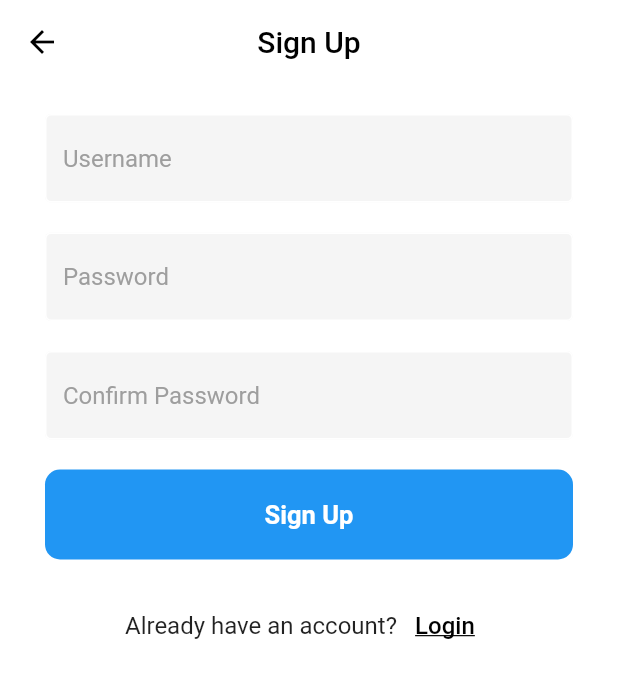
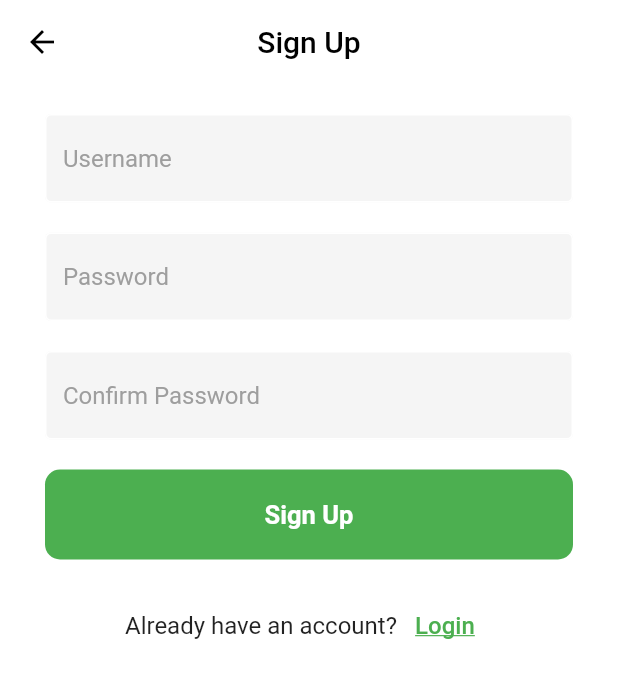
Before and after one commit to michaellay19/BEBAS_UAS, a Flutter app: the screen it shows after launch, after a tap on "Sign up", on a phone screen of 412 x 824 dp. Shown: the top 678 px of the screen. Run offline on Flutter 3.47's test engine with Material 2 defaults, Android fonts, the phone set to English and light mode, and no system bars.

Commit message:
Mengubah tema

```diff
--- a/lib/login.dart
+++ b/lib/login.dart
@@ -98,7 +98,7 @@ class _LoginPageState extends State<LoginPage> {
                 children: [
                   Text(
                     'Forgot Password?',
-                    style: TextStyle(color: Colors.grey[700]),
+                    style: TextStyle(color: Colors.green),
                   )
                 ],
               ),
@@ -151,7 +151,7 @@ class _LoginPageState extends State<LoginPage> {
                 padding: const EdgeInsets.all(20),
                 margin: const EdgeInsets.symmetric(horizontal: 30),
                 decoration: BoxDecoration(
-                  color: Colors.blue,
+                  color: Colors.green,
                   borderRadius: BorderRadius.circular(10),
                 ),
                 child: Center(
@@ -189,7 +189,7 @@ class _LoginPageState extends State<LoginPage> {
                     'Sign up',
                     style: TextStyle(
                       fontSize: 16,
-                      color: Colors.black,
+                      color: Colors.green,
                       decoration: TextDecoration.underline,
                     ),
                   ),
--- a/lib/register.dart
+++ b/lib/register.dart
@@ -129,7 +129,7 @@ class _RegisterPageState extends State<RegisterPage> {
                 padding: const EdgeInsets.all(20),
                 margin: const EdgeInsets.symmetric(horizontal: 30),
                 decoration: BoxDecoration(
-                  color: Colors.blue,
+                  color: Colors.green,
                   borderRadius: BorderRadius.circular(10),
                 ),
                 child: Center(
@@ -167,7 +167,7 @@ class _RegisterPageState extends State<RegisterPage> {
                     'Login',
                     style: TextStyle(
                       fontSize: 16,
-                      color: Colors.black,
+                      color: Colors.green,
                       decoration: TextDecoration.underline,
                     ),
                   ),
```
